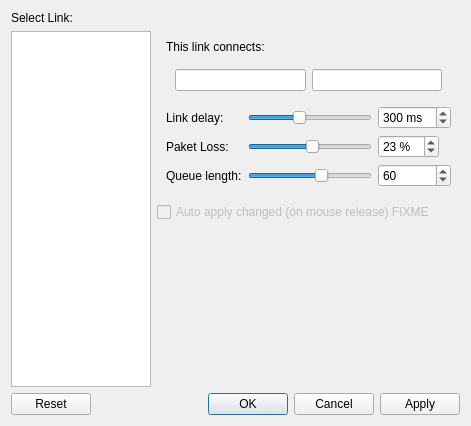
Old version of the form confLink.ui in the repository koppd/mt.
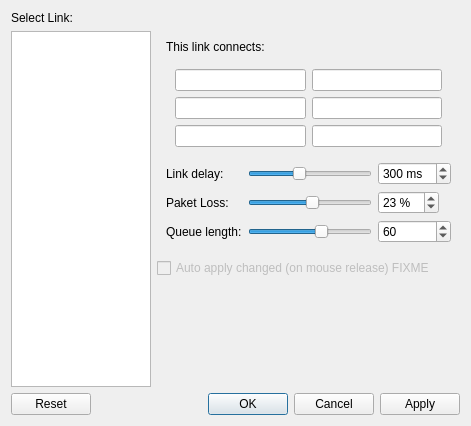
New version of the form.

Commit message: zusätzlich Interface und IP bei ConfLinks Dialog

```diff
--- a/confLink.ui
+++ b/confLink.ui
@@ -147,12 +147,48 @@
       </item>
       <item row="1" column="0" colspan="3">
        <widget class="QWidget" name="widget" native="true">
-        <layout class="QHBoxLayout" name="horizontalLayout">
-         <item>
-          <widget class="QLineEdit" name="leSource"/>
+        <layout class="QGridLayout" name="gridLayout_2">
+         <item row="0" column="0">
+          <widget class="QLineEdit" name="leSrcName">
+           <property name="readOnly">
+            <bool>true</bool>
+           </property>
+          </widget>
          </item>
-         <item>
-          <widget class="QLineEdit" name="leDestination"/>
+         <item row="1" column="1">
+          <widget class="QLineEdit" name="leDstIP">
+           <property name="readOnly">
+            <bool>true</bool>
+           </property>
+          </widget>
+         </item>
+         <item row="0" column="1">
+          <widget class="QLineEdit" name="leDstName">
+           <property name="readOnly">
+            <bool>true</bool>
+           </property>
+          </widget>
+         </item>
+         <item row="1" column="0">
+          <widget class="QLineEdit" name="leSrcIP">
+           <property name="readOnly">
+            <bool>true</bool>
+           </property>
+          </widget>
+         </item>
+         <item row="2" column="0">
+          <widget class="QLineEdit" name="leSrcIntf">
+           <property name="readOnly">
+            <bool>true</bool>
+           </property>
+          </widget>
+         </item>
+         <item row="2" column="1">
+          <widget class="QLineEdit" name="leDstIntf">
+           <property name="readOnly">
+            <bool>true</bool>
+           </property>
+          </widget>
          </item>
         </layout>
        </widget>
```
Left out of the diff: 86 changed lines with no effect on the pictures. The commit also changes 1 other file.
